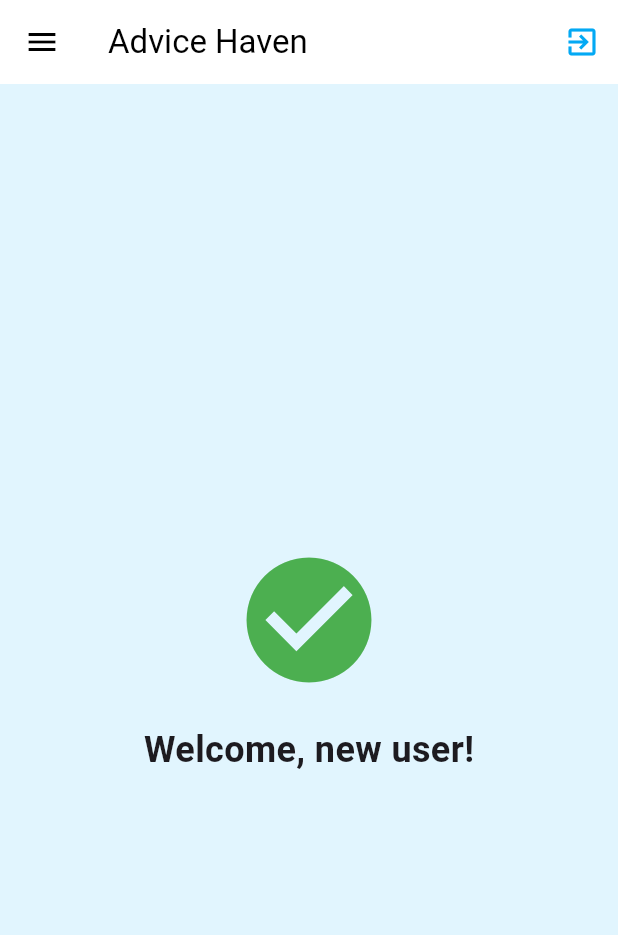
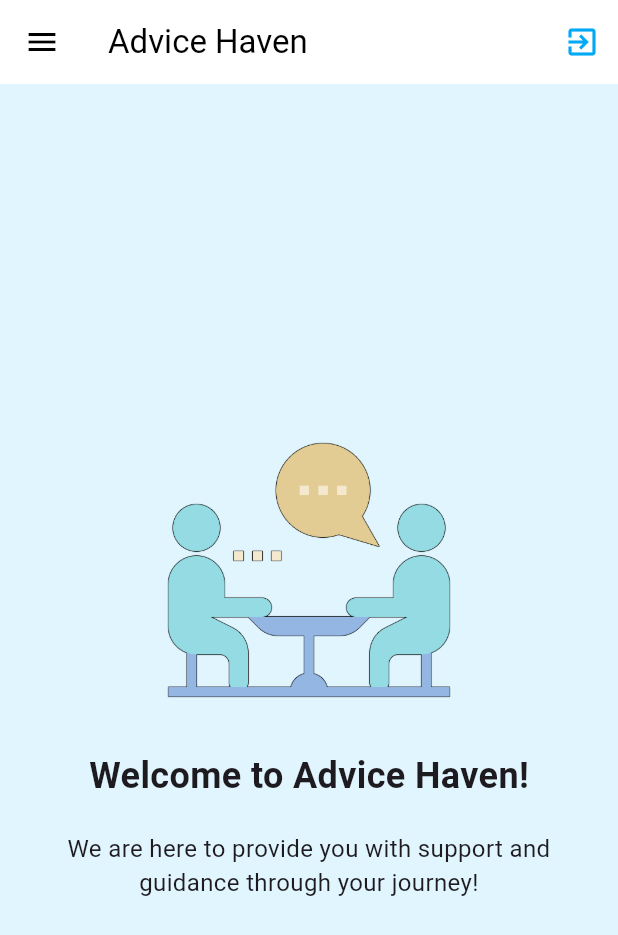
Before and after one commit to bpasic1/Counseling-Flutter-Project, a Flutter app: the screen it shows once a user with an empty profile is signed in, on a phone screen of 412 x 824 dp. Shown: the top 935 px of the screen. Run offline on Flutter 3.47's test engine with Material 3 defaults, Android fonts, the phone set to English and light mode, and no system bars; our stand-ins replace cloud_firestore, firebase_auth, firebase_core; accounts and stored records are empty.

Commit message:
Main screen update

```diff
--- a/counseling_flutter_app/lib/screens/chat_screen.dart
+++ b/counseling_flutter_app/lib/screens/chat_screen.dart
@@ -81,10 +81,10 @@ class MessageList extends StatelessWidget {
 class SendMessageForm extends StatefulWidget {
   final String chatId;
 
-  SendMessageForm({required this.chatId});
+  const SendMessageForm({super.key, required this.chatId});
 
   @override
-  _SendMessageFormState createState() => _SendMessageFormState();
+  State<SendMessageForm> createState() => _SendMessageFormState();
 }
 
 class _SendMessageFormState extends State<SendMessageForm> {
--- a/counseling_flutter_app/lib/screens/main_and_profile_screens/main_application_screen.dart
+++ b/counseling_flutter_app/lib/screens/main_and_profile_screens/main_application_screen.dart
@@ -119,18 +119,30 @@ class _MainApplicationScreenState extends State<MainApplicationScreen> {
       body: Center(
         child: Column(
           mainAxisAlignment: MainAxisAlignment.center,
+          crossAxisAlignment: CrossAxisAlignment.center,
           children: [
-            const Icon(
-              Icons.check_circle,
-              size: 100,
-              color: Colors.green,
+            Image.asset(
+              'assets/counsle3.png', // Add your image asset here
+              height: 200,
             ),
             const SizedBox(height: 20),
             Text(
-              widget.isNewUser ? 'Welcome, new user!' : 'Welcome back!',
-              style: const TextStyle(
+              'Welcome to Advice Haven!',
+              style: TextStyle(
                 fontSize: 24,
                 fontWeight: FontWeight.bold,
+              ),
+            ),
+            const SizedBox(height: 20),
+            Padding(
+              padding: const EdgeInsets.symmetric(horizontal: 20),
+              child: Text(
+                'We are here to provide you with support and guidance '
+                'through your journey!',
+                textAlign: TextAlign.center,
+                style: TextStyle(
+                  fontSize: 16,
+                ),
               ),
             ),
           ],
--- a/counseling_flutter_app/lib/widgets/message_chat_bubble.dart
+++ b/counseling_flutter_app/lib/widgets/message_chat_bubble.dart
@@ -36,8 +36,12 @@ class MessageBubble extends StatelessWidget {
             if (isExpertMessage) ...[
               // Display the icon to the left of the user/expert you are talking to
               Padding(
-                child: Icon(Icons.person),
                 padding: const EdgeInsets.only(right: 8.0),
+                child: SizedBox(
+                  height:
+                      40, // Match the height with the height of the message container
+                  child: Icon(Icons.person),
+                ),
               ),
             ],
             Flexible(
@@ -53,7 +57,11 @@ class MessageBubble extends StatelessWidget {
               // Display the icon to the right of the current user's messages
               Padding(
                 padding: const EdgeInsets.only(left: 8.0),
-                child: Icon(Icons.person),
+                child: SizedBox(
+                  height:
+                      40, // Match the height with the height of the message container
+                  child: Icon(Icons.person),
+                ),
               ),
             ],
           ],
--- a/counseling_flutter_app/lib/widgets/single_chat_tab.dart
+++ b/counseling_flutter_app/lib/widgets/single_chat_tab.dart
@@ -35,6 +35,7 @@ class _SingleChatTabState extends State<SingleChatTab> {
                         onTap: () {
                           _startConversation(
                             selectedExpertName: chats[index]['name'],
+                            username: chats[index]['username'],
                             //chats[index]['id'],
                             documentId: chats[index]['document_id'],
                           );
@@ -66,6 +67,7 @@ class _SingleChatTabState extends State<SingleChatTab> {
             _startConversation(
               selectedExpertName: selectedExpert['name'],
               selectedExpertId: selectedExpert['id'],
+              username: selectedExpert['username'],
               documentId: selectedExpert['document_id'],
             );
           }
@@ -144,6 +146,7 @@ class _SingleChatTabState extends State<SingleChatTab> {
     required String selectedExpertName,
     String? selectedExpertId,
     required String documentId,
+    required String username,
   }) async {
     // Navigate to the chat screen
     await Navigator.push(
@@ -151,6 +154,7 @@ class _SingleChatTabState extends State<SingleChatTab> {
       MaterialPageRoute(
         builder: (context) => ChatScreen(
           chatId: documentId,
+
           //chatId: selectedExpertId,
         ),
       ),
```
